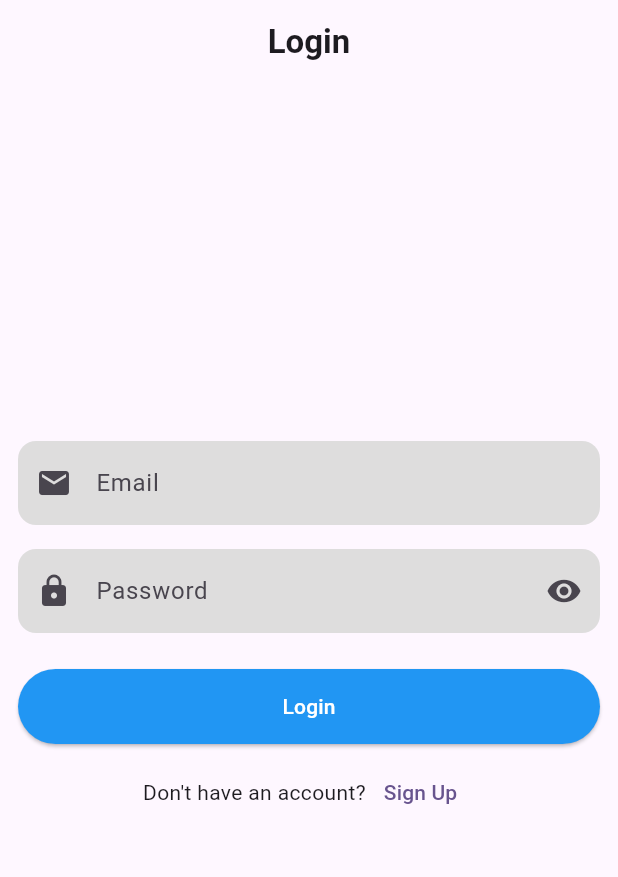
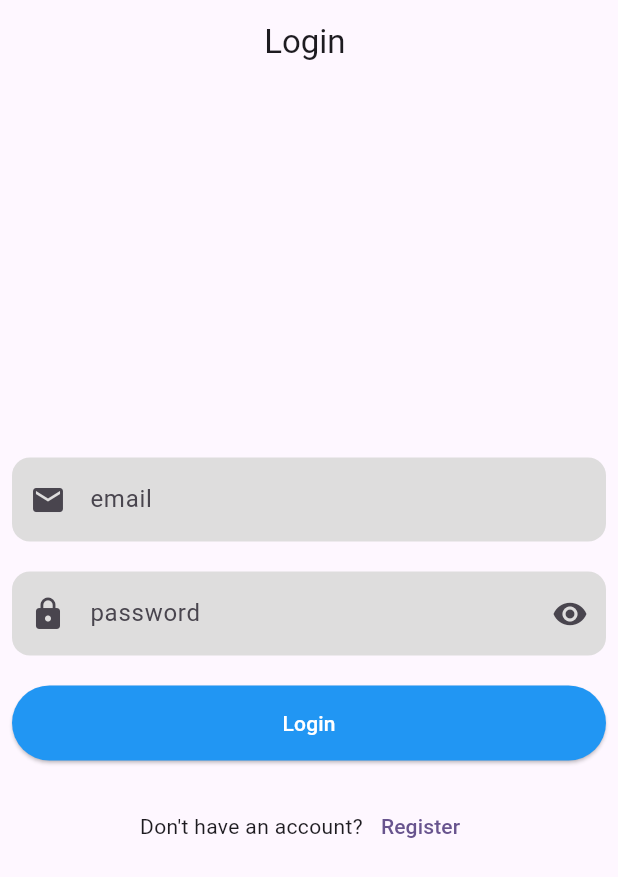
Before and after one commit to Mahmoud-Azmy/ECU-SD-04-09, a Flutter app: the screen it shows after launch, after a tap on "Sign Up", after a tap on "Login", on a phone screen of 412 x 824 dp. Shown: the top 877 px of the screen. Run offline on Flutter 3.47's test engine with Material 3 defaults, Android fonts, the phone set to English and light mode, and no system bars; our stand-ins replace dio; network calls fail.

Commit message:
Refactor app to use weather data model and implement user authentication
- Updated DetailsScreen to display weather information using WeatherModel.
- Modified HomeScreen to utilize AppProvider for fetching weather data.
- Refactored LoginScreen and RegisterScreen to use AppProvider for user authentication.
- Created AppProvider to manage authentication and weather data fetching.
- Introduced UserModel and UserResponse for handling user data.
- Added WeatherModel and ProductResponse for managing weather data.
- Integrated cached_network_image for better image loading performance.
- Updated pubspec.yaml to include cached_network_image dependency.
- Added constants for API endpoints in a new constants.dart file.
- Refactored CustomCard widget to display weather information.

```diff
--- a/lib/consts.dart
+++ b/lib/constants.dart
@@ -6,6 +6,3 @@ class Consts {
   static const getProductsEndPoint =
       'https://iats.runasp.net/api/Country/GetCountries';
 }
-
-
-//   https://elsewedyteam.runasp.net/api/Product/GetProducts
--- a/lib/controllers/get_products_provider.dart
+++ /dev/null
@@ -1,25 +0,0 @@
-import 'package:flutter/material.dart';
-import 'package:shopping_app/models/product_model.dart';
-import 'package:shopping_app/services/dio_service.dart';
-
-class GetProductsProvider extends ChangeNotifier {
-  final DioService _dioService = DioService();
-  String? errMessage;
-  bool isLoading = false;
-  List<WeatherModel> productsList = [];
-
-  Future<void> getProducts() async {
-    isLoading = true;
-    errMessage = null;
-    notifyListeners();
-
-    try {
-      productsList = await _dioService.getProducts() ?? [];
-    } catch (e) {
-      errMessage = e.toString();
-      productsList = [];
-    }
-    isLoading = false;
-    notifyListeners();
-  }
-}
--- a/lib/main.dart
+++ b/lib/main.dart
@@ -1,18 +1,11 @@
 import 'package:flutter/material.dart';
 import 'package:provider/provider.dart';
-import 'package:shopping_app/controllers/auth_provider.dart';
-import 'package:shopping_app/controllers/get_products_provider.dart';
+import 'package:shopping_app/controllers/app_provider.dart';
 import 'package:shopping_app/views/screens/register_screen.dart';
 
 void main() {
   runApp(
-    MultiProvider(
-      providers: [
-        ChangeNotifierProvider(create: (context) => AuthProvider()),
-        ChangeNotifierProvider(create: (context) => GetProductsProvider()),
-      ],
-      child: MyApp(),
-    ),
+    ChangeNotifierProvider(create: (context) => AppProvider(), child: MyApp()),
   );
 }
 
--- a/lib/models/auth_model.dart
+++ /dev/null
@@ -1,23 +0,0 @@
-class AuthRequest {
-  final String email;
-  final String password;
-  final String? name;
-  final String? phone;
-
-  AuthRequest({
-    required this.email,
-    required this.password,
-    this.name,
-    this.phone,
-  });
-}
-
-class AuthResponse {
-  final bool status;
-  final String message;
-
-  AuthResponse({required this.status, required this.message});
-  factory AuthResponse.fromJson(Map<String, dynamic> data) {
-    return AuthResponse(status: data['statusCode'], message: data['message']);
-  }
-}
--- /dev/null
+++ b/lib/models/user_model.dart
@@ -0,0 +1,13 @@
+class UserModel {
+  final String email;
+  final String password;
+  final String? name;
+  final String? phone;
+
+  UserModel({
+    required this.email,
+    required this.password,
+    this.name,
+    this.phone,
+  });
+}
--- a/lib/views/screens/login_screen.dart
+++ b/lib/views/screens/login_screen.dart
@@ -1,8 +1,7 @@
 import 'package:flutter/material.dart';
 import 'package:provider/provider.dart';
-import 'package:shopping_app/controllers/auth_provider.dart';
-import 'package:shopping_app/controllers/get_products_provider.dart';
-import 'package:shopping_app/models/auth_model.dart';
+import 'package:shopping_app/controllers/app_provider.dart';
+import 'package:shopping_app/models/user_model.dart';
 import 'package:shopping_app/views/screens/home_screen.dart';
 import 'package:shopping_app/views/screens/register_screen.dart';
 import 'package:shopping_app/views/widgets/custom_button.dart';
@@ -16,38 +15,33 @@ class LoginScreen extends StatefulWidget {
 }
 
 class _LoginScreenState extends State<LoginScreen> {
+  bool isVisible = true;
   final formKey = GlobalKey<FormState>();
   final emailController = TextEditingController();
   final passController = TextEditingController();
-  bool isVisible = true;
   @override
   Widget build(BuildContext context) {
     return Scaffold(
-      appBar: AppBar(
-        title: Text('Login', style: TextStyle(fontWeight: FontWeight.bold)),
-        centerTitle: true,
-      ),
-      body: Center(
-        child: Padding(
-          padding: const EdgeInsets.all(12.0),
-          child: SingleChildScrollView(
+      appBar: AppBar(title: Text("Login "), centerTitle: true),
+      body: Padding(
+        padding: const EdgeInsets.all(8.0),
         child: Form(
           key: formKey,
           child: Column(
+            mainAxisAlignment: MainAxisAlignment.center,
             children: [
-                  SizedBox(height: 16),
               CustomTextFormField(
                 controller: emailController,
-                    hText: 'Email',
+                hText: "email",
                 pIcon: Icon(Icons.email),
                 isEmail: true,
               ),
-                  SizedBox(height: 16),
+              SizedBox(height: 20),
               CustomTextFormField(
                 controller: passController,
-                    hText: 'Password',
+                isPass: isVisible,
+                hText: "password",
                 pIcon: Icon(Icons.lock),
-                    isPass: isVisible,
                 sIcon: IconButton(
                   onPressed: () {
                     isVisible = !isVisible;
@@ -58,64 +52,64 @@ class _LoginScreenState extends State<LoginScreen> {
                   ),
                 ),
               ),
-                  SizedBox(height: 24),
+              SizedBox(height: 20),
               CustomButton(
                 onPressed: () async {
                   if (formKey.currentState!.validate()) {
-                        final result = await context.read<AuthProvider>().login(
-                          AuthRequest(
+                    final result = await context.read<AppProvider>().login(
+                      UserModel(
                         email: emailController.text,
                         password: passController.text,
                       ),
                     );
                     if (result) {
-                          context.read<GetProductsProvider>().getProducts();
+                      ScaffoldMessenger.of(context).showSnackBar(
+                        SnackBar(
+                          content: Text("Login Successful"),
+                          backgroundColor: Colors.green,
+                        ),
+                      );
+                      context.read<AppProvider>().get();
                       Navigator.pushReplacement(
                         context,
-                            MaterialPageRoute(
-                              builder: (context) {
-                                return HomeScreen();
-                              },
-                            ),
+                        MaterialPageRoute(builder: (context) => HomeScreen()),
                       );
                     } else {
                       ScaffoldMessenger.of(context).showSnackBar(
                         SnackBar(
-                              content: Text('Something Went Wrong'),
+                          content: Text(
+                            context.read<AppProvider>().errMessage ??
+                                "Something Went Wrong",
+                          ),
                           backgroundColor: Colors.red,
                         ),
                       );
                     }
                   }
                 },
-                    child: context.watch<AuthProvider>().isLoading
+                child: context.watch<AppProvider>().isLoading
                     ? CircularProgressIndicator()
-                        : Text('Login'),
+                    : Text("Login"),
               ),
-                  SizedBox(height: 8),
+              SizedBox(height: 20),
               Row(
                 mainAxisAlignment: MainAxisAlignment.center,
                 children: [
-                      Text('Don\'t have an account?'),
+                  Text("Don't have an account?"),
                   TextButton(
                     onPressed: () {
                       Navigator.pushReplacement(
                         context,
                         MaterialPageRoute(
-                              builder: (context) {
-                                return RegisterScreen();
-                              },
+                          builder: (context) => RegisterScreen(),
                         ),
                       );
                     },
-                        child: Text('Sign Up'),
+                    child: Text("Register"),
                   ),
                 ],
               ),
-                  SizedBox(height: 50),
             ],
-              ),
-            ),
           ),
         ),
       ),
--- a/lib/views/screens/register_screen.dart
+++ b/lib/views/screens/register_screen.dart
@@ -1,65 +1,62 @@
 import 'package:flutter/material.dart';
 import 'package:provider/provider.dart';
-import 'package:shopping_app/controllers/auth_provider.dart';
-import 'package:shopping_app/models/auth_model.dart';
+import 'package:shopping_app/controllers/app_provider.dart';
+import 'package:shopping_app/models/user_model.dart';
 import 'package:shopping_app/views/screens/login_screen.dart';
 import 'package:shopping_app/views/widgets/custom_button.dart';
 import 'package:shopping_app/views/widgets/custom_text_form_field.dart';
+
 
 class RegisterScreen extends StatefulWidget {
   const RegisterScreen({super.key});
 
   @override
-  State<RegisterScreen> createState() => _RegisterScreenState();
+  State<RegisterScreen> createState() => _LoginScreenState();
 }
 
-class _RegisterScreenState extends State<RegisterScreen> {
+class _LoginScreenState extends State<RegisterScreen> {
+  bool isVisible = true;
   final formKey = GlobalKey<FormState>();
   final emailController = TextEditingController();
   final passController = TextEditingController();
+  final phoneController = TextEditingController();
   final nameController = TextEditingController();
-  final phoneController = TextEditingController();
-  bool isVisible = true;
+
   @override
   Widget build(BuildContext context) {
     return Scaffold(
-      appBar: AppBar(
-        title: Text('Sign Up', style: TextStyle(fontWeight: FontWeight.bold)),
-        centerTitle: true,
-      ),
-      body: Center(
-        child: Padding(
-          padding: const EdgeInsets.all(12.0),
-          child: SingleChildScrollView(
+      appBar: AppBar(title: Text(" Sign Up"), centerTitle: true),
+      body: Padding(
+        padding: const EdgeInsets.all(8.0),
         child: Form(
           key: formKey,
           child: Column(
+            mainAxisAlignment: MainAxisAlignment.center,
             children: [
-                  SizedBox(height: 16),
               CustomTextFormField(
-                    hText: 'Name',
+                controller: nameController,
+                hText: "name",
                 pIcon: Icon(Icons.person),
-                    controller: nameController,
               ),
-                  SizedBox(height: 16),
+              SizedBox(height: 20),
               CustomTextFormField(
-                    hText: 'Phone',
+                controller: phoneController,
+                hText: "phone",
                 pIcon: Icon(Icons.phone),
-                    controller: phoneController,
               ),
-                  SizedBox(height: 16),
+              SizedBox(height: 20),
               CustomTextFormField(
-                    hText: 'Email',
+                controller: emailController,
+                hText: "email",
                 pIcon: Icon(Icons.email),
                 isEmail: true,
-                    controller: emailController,
               ),
-                  SizedBox(height: 16),
+              SizedBox(height: 20),
               CustomTextFormField(
                 controller: passController,
-                    hText: 'Password',
+                isPass: isVisible,
+                hText: "password",
                 pIcon: Icon(Icons.lock),
-                    isPass: isVisible,
                 sIcon: IconButton(
                   onPressed: () {
                     isVisible = !isVisible;
@@ -70,67 +67,63 @@ class _RegisterScreenState extends State<RegisterScreen> {
                   ),
                 ),
               ),
-                  SizedBox(height: 24),
+              SizedBox(height: 20),
               CustomButton(
                 onPressed: () async {
                   if (formKey.currentState!.validate()) {
-                        final resilt = await context
-                            .read<AuthProvider>()
-                            .register(
-                              AuthRequest(
+                    final result = await context.read<AppProvider>().register(
+                      UserModel(
                         email: emailController.text,
                         password: passController.text,
+                        name: nameController.text,
                         phone: phoneController.text,
-                                name: nameController.text,
                       ),
                     );
-                        if (resilt) {
+                    if (result) {
+                      ScaffoldMessenger.of(context).showSnackBar(
+                        SnackBar(
+                          content: Text("Register Successful"),
+                          backgroundColor: Colors.green,
+                        ),
+                      );
                       Navigator.pushReplacement(
                         context,
-                            MaterialPageRoute(
-                              builder: (context) {
-                                return LoginScreen();
-                              },
-                            ),
+                        MaterialPageRoute(builder: (context) => LoginScreen()),
                       );
                     } else {
                       ScaffoldMessenger.of(context).showSnackBar(
                         SnackBar(
-                              content: Text('Something Went Wrong'),
+                          content: Text(
+                            context.read<AppProvider>().errMessage ??
+                                "Something Went Wrong",
+                          ),
                           backgroundColor: Colors.red,
                         ),
                       );
                     }
                   }
                 },
-                    child: context.watch<AuthProvider>().isLoading
+                child: context.watch<AppProvider>().isLoading
                     ? CircularProgressIndicator()
-                        : Text('Sign Up'),
+                    : Text("Sign Up"),
               ),
-                  SizedBox(height: 8),
+              SizedBox(height: 20),
               Row(
                 mainAxisAlignment: MainAxisAlignment.center,
                 children: [
-                      Text('Have an account?'),
+                  Text("Already have an account?"),
                   TextButton(
                     onPressed: () {
                       Navigator.pushReplacement(
                         context,
-                            MaterialPageRoute(
-                              builder: (context) {
-                                return LoginScreen();
-                              },
-                            ),
+                        MaterialPageRoute(builder: (context) => LoginScreen()),
                       );
                     },
-                        child: Text('Login'),
+                    child: Text("Login"),
                   ),
                 ],
               ),
-                  SizedBox(height: 50),
             ],
-              ),
-            ),
           ),
         ),
       ),
--- a/pubspec.yaml
+++ b/pubspec.yaml
@@ -36,6 +36,7 @@ dependencies:
   cupertino_icons: ^1.0.8
   dio: ^5.9.2
   provider: ^6.1.5+1
+  cached_network_image: ^4.0.7
 
 dev_dependencies:
   flutter_test:
```
Also changed, not shown: analysis_options.yaml (+9 -0 lines), lib/controllers/app_provider.dart (added, +49 -0 lines), lib/controllers/auth_provider.dart (deleted, +0 -25 lines), lib/models/user_response.dart (added, +9 -0 lines), lib/services/dio_service.dart (+9 -8 lines), lib/views/screens/details_screen.dart (+17 -11 lines), lib/views/screens/home_screen.dart (+6 -7 lines), lib/views/widgets/custom_card.dart (+15 -10 lines), lib/models/weather_model.dart (renamed from lib/models/product_model.dart), pubspec.lock, 3 other files. Lines whose indentation alone changed are shown as unchanged.
